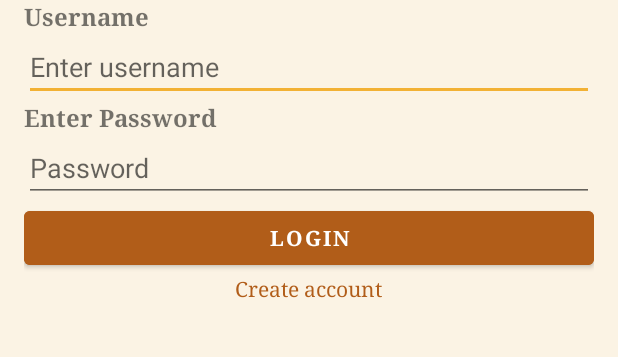
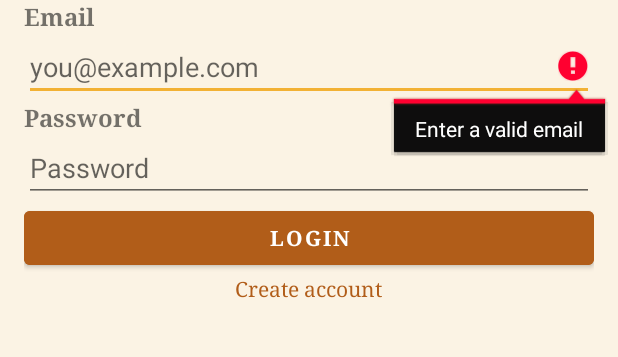
Before and after one commit to JoshuaSiriban/Spotsnap, an Android app built with Jetpack Compose: the screen it shows after launch (LoginActivity), after a tap on "LOGIN", on a phone screen of 412 x 824 dp, the part 504-861 px from its top. Run offline under Robolectric (Android 15) with nearby library versions, the phone set to English and light mode, and no system bars; our stand-ins replace Firebase (no records; nobody signed in at launch, a user with empty details on screens opened directly).

Commit message:
users (create n login)

```diff
--- a/app/build.gradle.kts
+++ b/app/build.gradle.kts
@@ -69,4 +69,5 @@ dependencies {
     implementation(platform("com.google.firebase:firebase-bom:35.1.0"))
     implementation("com.google.firebase:firebase-analytics")
     implementation("com.google.firebase:firebase-firestore")
+    implementation("com.google.firebase:firebase-auth")
 }
--- a/app/src/main/java/com/example/studyflow/AddSpotFragment.java
+++ b/app/src/main/java/com/example/studyflow/AddSpotFragment.java
@@ -58,7 +58,7 @@ public class AddSpotFragment extends Fragment {
             String review = String.valueOf(reviewInput.getText()).trim();
             ArrayList<Photo> photos = new ArrayList<>();
             photos.add(new Photo(R.drawable.dlsu, name));
-            Spot spot = new Spot(name, "Jerimaya", review, category, 14.5995, 120.9842, photos, 0, 0);
+            Spot spot = new Spot(name, UserSession.getUsername(requireContext()), review, category, 14.5995, 120.9842, photos, 0, 0);
 
             MaterialButtonToggleGroup privacy = view.findViewById(R.id.toggle_privacy);
             boolean isPublic = privacy.getCheckedButtonId() == R.id.btn_public;
--- a/app/src/main/java/com/example/studyflow/LoginActivity.java
+++ b/app/src/main/java/com/example/studyflow/LoginActivity.java
@@ -1,8 +1,8 @@
 package com.example.studyflow;
 
 import android.content.Intent;
-import android.content.SharedPreferences;
 import android.os.Bundle;
+import android.util.Patterns;
 import android.widget.Button;
 import android.widget.EditText;
 import android.widget.TextView;
@@ -16,31 +16,30 @@ import androidx.core.view.WindowInsetsCompat;
 
 public class LoginActivity extends AppCompatActivity {
 
+    private EditText emailInput;
+    private EditText passwordInput;
+    private Button loginButton;
+
     @Override
     protected void onCreate(Bundle savedInstanceState) {
         super.onCreate(savedInstanceState);
+
+        // Already logged in from a previous session: skip straight to the map.
+        if (UserSession.isLoggedIn()) {
+            openMain();
+            return;
+        }
+
         EdgeToEdge.enable(this);
         setContentView(R.layout.activity_login);
 
+        emailInput = findViewById(R.id.emailInput);
+        passwordInput = findViewById(R.id.passwordInput);
+        loginButton = findViewById(R.id.loginButton);
         TextView createTv = findViewById(R.id.createTv);
 
-        createTv.setOnClickListener(v -> {
-            Intent intent = new Intent(LoginActivity.this, SignupActivity.class);
-            startActivity(intent);
-        });
-
-        EditText usernameInput = findViewById(R.id.usernameInput);
-        EditText passwordInput = findViewById(R.id.passwordInput);
-        Button loginButton = findViewById(R.id.loginButton);
-
-         // To ensure inputs aren't lost on pause/
-        SharedPreferences loginData = getSharedPreferences("LoginData", MODE_PRIVATE);
-        usernameInput.setText(loginData.getString("username", ""));
-        passwordInput.setText(loginData.getString("password", ""));
-
-        loginButton.setOnClickListener(v -> {
-            loginAccount(usernameInput, passwordInput);
-        });
+        createTv.setOnClickListener(v -> startActivity(new Intent(this, SignupActivity.class)));
+        loginButton.setOnClickListener(v -> attemptLogin());
 
         ViewCompat.setOnApplyWindowInsetsListener(findViewById(R.id.main), (v, insets) -> {
             Insets systemBars = insets.getInsets(WindowInsetsCompat.Type.systemBars());
@@ -49,61 +48,43 @@ public class LoginActivity extends AppCompatActivity {
         });
     }
 
-    @Override
-    protected void onPause()
-    {
-        super.onPause();
+    private void attemptLogin() {
+        String email = emailInput.getText().toString().trim();
+        String password = passwordInput.getText().toString();
 
-        EditText usernameInput = findViewById(R.id.usernameInput);
-        EditText passwordInput = findViewById(R.id.passwordInput);
+        if (!Patterns.EMAIL_ADDRESS.matcher(email).matches()) {
+            emailInput.setError("Enter a valid email");
+            return;
+        }
+        if (password.isEmpty()) {
+            passwordInput.setError("Enter your password");
+            return;
+        }
 
-        SharedPreferences loginData = getSharedPreferences("LoginData", MODE_PRIVATE);
-        SharedPreferences.Editor editor = loginData.edit();
+        setBusy(true);
+        AuthRepository.logIn(this, email, password, new AuthRepository.Callback() {
+            @Override
+            public void onSuccess() {
+                openMain();
+            }
 
-        editor.putString("username", usernameInput.getText().toString());
-        editor.putString("password", passwordInput.getText().toString());
-        editor.apply();
+            @Override
+            public void onError(String message) {
+                setBusy(false);
+                Toast.makeText(LoginActivity.this, message, Toast.LENGTH_LONG).show();
+            }
+        });
     }
 
-    @Override
-    protected void onResume() {
-        super.onResume();
-
-        EditText usernameInput = findViewById(R.id.usernameInput);
-        EditText passwordInput = findViewById(R.id.passwordInput);
-
-        usernameInput.setEnabled(true);
-        usernameInput.setFocusable(true);
-        usernameInput.setFocusableInTouchMode(true);
-
-        passwordInput.setEnabled(true);
-        passwordInput.setFocusable(true);
-        passwordInput.setFocusableInTouchMode(true);
+    private void setBusy(boolean busy) {
+        loginButton.setEnabled(!busy);
+        loginButton.setText(busy ? "Logging in..." : "Login");
+        emailInput.setEnabled(!busy);
+        passwordInput.setEnabled(!busy);
     }
 
-    private void loginAccount(EditText usernameInput, EditText passwordInput)
-    {
-        String username = usernameInput.getText().toString().trim();
-        String password = passwordInput.getText().toString();
-
-        SharedPreferences preferences = getSharedPreferences("SpotSnapAccount", MODE_PRIVATE);
-
-        String storedUsername = preferences.getString("username", "");
-        String storedPassword = preferences.getString("password", "");
-
-        if ((username.equals(storedUsername) && password.equals(storedPassword) && !storedPassword.isEmpty()) || (username.equals("user") && password.equals("password")))
-        {
-            Toast.makeText(this, "Login successful!", Toast.LENGTH_SHORT).show();
-            preferences.edit().putBoolean("isLoggedIn", true).apply();
-
-            Intent intent = new Intent(LoginActivity.this, MainActivity.class);
-            startActivity(intent);
-            finish();
-
-        }
-        else
-        {
-            Toast.makeText(this, "Invalid email or password", Toast.LENGTH_SHORT).show();
-        }
+    private void openMain() {
+        startActivity(new Intent(this, MainActivity.class));
+        finish();
     }
 }
--- a/app/src/main/java/com/example/studyflow/ProfileFragment.java
+++ b/app/src/main/java/com/example/studyflow/ProfileFragment.java
@@ -4,6 +4,7 @@ import android.os.Bundle;
 import android.view.LayoutInflater;
 import android.view.View;
 import android.view.ViewGroup;
+import android.widget.TextView;
 import android.widget.Toast;
 
 import androidx.annotation.NonNull;
@@ -25,6 +26,11 @@ public class ProfileFragment extends Fragment {
     public void onViewCreated(@NonNull View view, @Nullable Bundle savedInstanceState) {
         super.onViewCreated(view, savedInstanceState);
 
+        TextView name = view.findViewById(R.id.profile_name);
+        TextView handle = view.findViewById(R.id.profile_handle);
+        name.setText(UserSession.getDisplayName(requireContext()));
+        handle.setText("@" + UserSession.getUsername(requireContext()));
+
         view.findViewById(R.id.btn_back).setOnClickListener(v ->
                 requireActivity().getOnBackPressedDispatcher().onBackPressed());
         view.findViewById(R.id.btn_edit_profile).setOnClickListener(v ->
--- a/app/src/main/java/com/example/studyflow/SettingsFragment.java
+++ b/app/src/main/java/com/example/studyflow/SettingsFragment.java
@@ -42,7 +42,10 @@ public class SettingsFragment extends Fragment {
         view.findViewById(R.id.row_units).setOnClickListener(v ->
                 units.setText(units.getText().toString().equals("km") ? "mi" : "km"));
 
-        view.findViewById(R.id.btn_logout).setOnClickListener(v -> toast("Logged out (UI only)"));
+        ((TextView) view.findViewById(R.id.row_email_value)).setText(UserSession.getEmail());
+
+        view.findViewById(R.id.btn_logout).setOnClickListener(v ->
+                AuthRepository.logOut(requireActivity()));
         view.findViewById(R.id.btn_delete).setOnClickListener(v -> toast("Delete account (UI only)"));
     }
 
--- a/app/src/main/res/layout/activity_login.xml
+++ b/app/src/main/res/layout/activity_login.xml
@@ -33,22 +33,23 @@
     <TextView
         android:layout_width="match_parent"
         android:layout_height="wrap_content"
-        android:text="Username"
+        android:text="Email"
         android:fontFamily="serif"
         android:textStyle="bold"
         android:textSize="16sp" />
 
     <EditText
-        android:id="@+id/usernameInput"
+        android:id="@+id/emailInput"
         android:layout_width="match_parent"
         android:layout_height="wrap_content"
-        android:hint="Enter username"
+        android:hint="you@example.com"
+        android:inputType="textEmailAddress"
         android:saveEnabled="true" />
 
     <TextView
         android:layout_width="match_parent"
         android:layout_height="wrap_content"
-        android:text="Enter Password"
+        android:text="Password"
         android:fontFamily="serif"
         android:textStyle="bold"
         android:textSize="16sp" />
--- a/app/src/main/res/layout/activity_signup.xml
+++ b/app/src/main/res/layout/activity_signup.xml
@@ -42,7 +42,7 @@
         android:id="@+id/usernameInput"
         android:layout_width="match_parent"
         android:layout_height="wrap_content"
-        android:hint="Username"
+        android:hint="3-20 letters, numbers, _ or ."
         android:saveEnabled="true" />
 
     <TextView
@@ -88,7 +88,7 @@
         android:id="@+id/passwordInput"
         android:layout_width="match_parent"
         android:layout_height="wrap_content"
-        android:hint="Password"
+        android:hint="At least 6 characters"
         android:inputType="textPassword"
         android:saveEnabled="true" />
 
--- a/app/src/main/res/layout/fragment_place_details.xml
+++ b/app/src/main/res/layout/fragment_place_details.xml
@@ -29,13 +29,13 @@
             <LinearLayout android:layout_width="match_parent" android:layout_height="wrap_content" android:layout_margin="24dp" android:orientation="vertical" android:padding="18dp" android:rotation="1" android:background="@drawable/bg_note">
                 <TextView android:layout_width="wrap_content" android:layout_height="wrap_content" android:text="PINNED NOTE" android:textColor="@color/muted_dark" android:textSize="11sp" android:textStyle="bold" android:letterSpacing="0.2"/>
                 <TextView android:id="@+id/txt_review" android:layout_width="wrap_content" android:layout_height="wrap_content" android:layout_marginTop="8dp" android:lineSpacingExtra="4dp" android:text="Quiet spot near campus. Great iced coffee and plenty of outlets, so it is perfect for study sessions." android:textColor="@color/ink" android:textSize="17sp" android:textStyle="italic" android:fontFamily="serif"/>
-                <TextView android:layout_width="wrap_content" android:layout_height="wrap_content" android:layout_marginTop="10dp" android:layout_gravity="end" android:id="@+id/noteCreator" android:text="— @jerimaya" android:textColor="@color/muted_dark" android:textSize="14sp"/>
+                <TextView android:layout_width="wrap_content" android:layout_height="wrap_content" android:layout_marginTop="10dp" android:layout_gravity="end" android:id="@+id/noteCreator" android:text="" android:textColor="@color/muted_dark" android:textSize="14sp"/>
             </LinearLayout>
 
             <LinearLayout android:layout_width="match_parent" android:layout_height="wrap_content" android:paddingStart="24dp" android:paddingEnd="24dp" android:gravity="center_vertical">
                 <ImageView android:layout_width="48dp" android:layout_height="48dp" android:padding="11dp" android:background="@drawable/bg_avatar" android:src="@drawable/ic_person" app:tint="@color/cream" android:contentDescription="Author"/>
                 <LinearLayout android:layout_width="0dp" android:layout_height="wrap_content" android:layout_weight="1" android:layout_marginStart="14dp" android:orientation="vertical">
-                    <TextView android:layout_width="wrap_content" android:layout_height="wrap_content" android:text="Pinned by @jerimaya" android:id="@+id/spotCreator" android:textColor="@color/ink" android:textSize="15sp" android:textStyle="bold"/>
+                    <TextView android:layout_width="wrap_content" android:layout_height="wrap_content" android:text="" android:id="@+id/spotCreator" android:textColor="@color/ink" android:textSize="15sp" android:textStyle="bold"/>
                     <TextView android:layout_width="wrap_content" android:layout_height="wrap_content" android:text="Public post" android:textColor="@color/muted_dark" android:textSize="13sp"/>
                 </LinearLayout>
                 <com.google.android.material.button.MaterialButton android:id="@+id/btn_follow" style="@style/Widget.MaterialComponents.Button.OutlinedButton" android:layout_width="wrap_content" android:layout_height="48dp" android:text="Follow" android:textColor="@color/ink" app:strokeColor="@color/ink" app:cornerRadius="14dp"/>
--- a/app/src/main/res/layout/fragment_profile.xml
+++ b/app/src/main/res/layout/fragment_profile.xml
@@ -11,8 +11,8 @@
         <LinearLayout android:layout_width="match_parent" android:layout_height="wrap_content" android:orientation="vertical" android:gravity="center_horizontal" android:paddingStart="24dp" android:paddingEnd="24dp" android:paddingBottom="24dp">
 
             <ImageView android:layout_width="96dp" android:layout_height="96dp" android:layout_marginTop="8dp" android:padding="24dp" android:background="@drawable/bg_avatar" android:src="@drawable/ic_person" app:tint="@color/cream" android:contentDescription="Profile picture"/>
-            <TextView android:layout_width="wrap_content" android:layout_height="wrap_content" android:layout_marginTop="14dp" android:text="Jerimaya Dennielle V. Flores" android:textColor="@color/ink" android:textSize="22sp" android:textStyle="bold" android:fontFamily="serif"/>
-            <TextView android:layout_width="wrap_content" android:layout_height="wrap_content" android:layout_marginTop="2dp" android:text="@jerimaya" android:textColor="@color/muted_dark" android:textSize="14sp"/>
+            <TextView android:layout_width="wrap_content" android:layout_height="wrap_content" android:layout_marginTop="14dp" android:id="@+id/profile_name" android:text="" android:textColor="@color/ink" android:textSize="22sp" android:textStyle="bold" android:fontFamily="serif"/>
+            <TextView android:layout_width="wrap_content" android:layout_height="wrap_content" android:layout_marginTop="2dp" android:id="@+id/profile_handle" android:text="" android:textColor="@color/muted_dark" android:textSize="14sp"/>
 
             <LinearLayout android:layout_width="match_parent" android:layout_height="wrap_content" android:layout_marginTop="20dp" android:background="@drawable/bg_stats">
                 <LinearLayout android:layout_width="0dp" android:layout_height="wrap_content" android:layout_weight="1" android:orientation="vertical" android:gravity="center" android:paddingTop="14dp" android:paddingBottom="14dp"><TextView android:layout_width="wrap_content" android:layout_height="wrap_content" android:text="14" android:textColor="@color/ink" android:textSize="24sp" android:textStyle="bold" android:fontFamily="serif"/><TextView android:layout_width="wrap_content" android:layout_height="wrap_content" android:text="Shared" android:textColor="@color/muted_dark" android:textSize="12sp"/></LinearLayout>
--- a/app/src/main/res/layout/view_drawer.xml
+++ b/app/src/main/res/layout/view_drawer.xml
@@ -9,8 +9,8 @@
         <LinearLayout android:id="@+id/drawer_profile" android:layout_width="match_parent" android:layout_height="wrap_content" android:layout_marginTop="8dp" android:orientation="horizontal" android:gravity="center_vertical" android:padding="20dp" android:clickable="true" android:focusable="true" android:background="@drawable/bg_drawer_card">
             <ImageView android:layout_width="64dp" android:layout_height="64dp" android:padding="16dp" android:background="@drawable/bg_avatar" android:src="@drawable/ic_person" app:tint="@color/cream" android:contentDescription="Profile picture"/>
             <LinearLayout android:layout_width="0dp" android:layout_height="wrap_content" android:layout_weight="1" android:layout_marginStart="16dp" android:orientation="vertical">
-                <TextView android:layout_width="wrap_content" android:layout_height="wrap_content" android:text="Jerimaya Dennielle V. Flores" android:textColor="@color/cream" android:textSize="18sp" android:textStyle="bold"/>
-                <TextView android:layout_width="wrap_content" android:layout_height="wrap_content" android:layout_marginTop="2dp" android:text="@jerimaya  ·  14 spots shared" android:textColor="@color/muted" android:textSize="13sp"/>
+                <TextView android:layout_width="wrap_content" android:layout_height="wrap_content" android:id="@+id/drawer_name" android:text="" android:textColor="@color/cream" android:textSize="18sp" android:textStyle="bold"/>
+                <TextView android:layout_width="wrap_content" android:layout_height="wrap_content" android:layout_marginTop="2dp" android:id="@+id/drawer_handle" android:text="" android:textColor="@color/muted" android:textSize="13sp"/>
             </LinearLayout>
             <ImageView android:layout_width="24dp" android:layout_height="24dp" android:src="@drawable/ic_chevron_right" app:tint="@color/muted" android:importantForAccessibility="no"/>
         </LinearLayout>
```
Also changed, not shown: app/src/main/java/com/example/studyflow/AuthRepository.java (added, +201 -0 lines), app/src/main/java/com/example/studyflow/DrawerMenu.java (+11 -7 lines), app/src/main/java/com/example/studyflow/MainActivity.java (+14 -10 lines), app/src/main/java/com/example/studyflow/SignupActivity.java (+58 -69 lines), app/src/main/java/com/example/studyflow/SpotRepository.java (+4 -14 lines), app/src/main/java/com/example/studyflow/UserSession.java (added, +86 -0 lines), app/src/main/res/layout/fragment_settings.xml (+5 -5 lines). Lines whose indentation alone changed are shown as unchanged.
